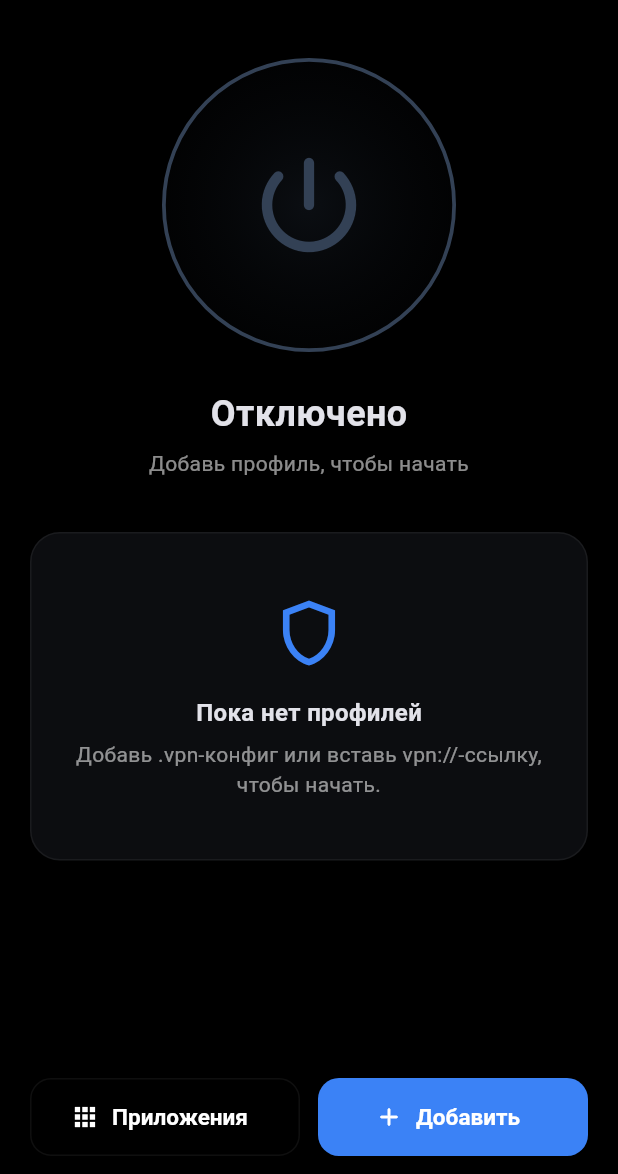
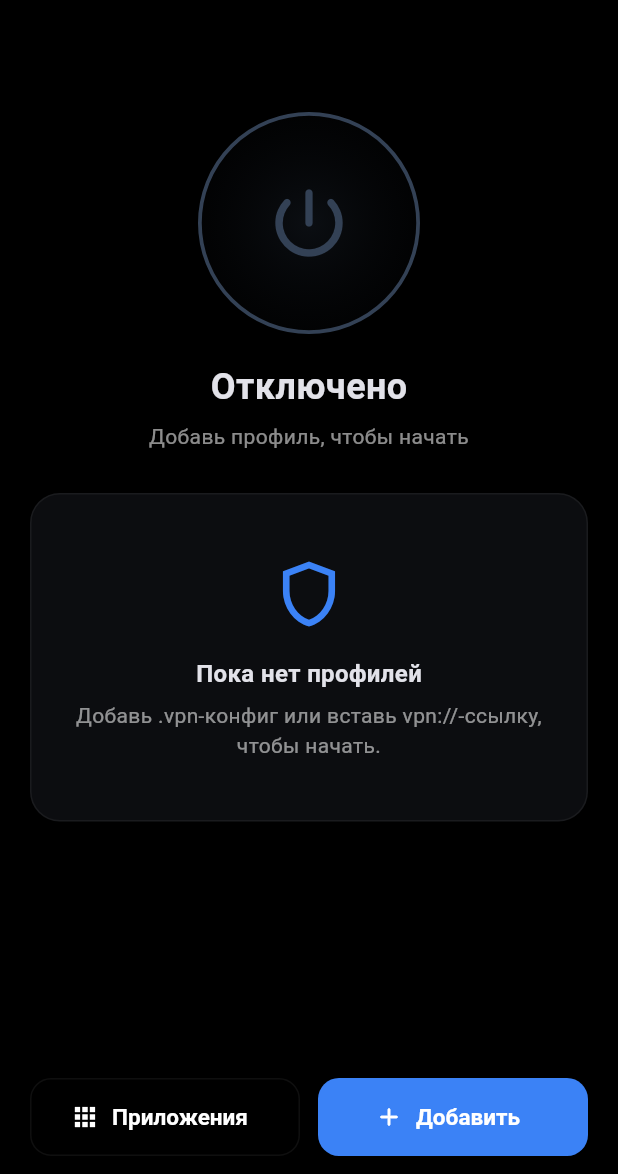
Before and after one commit to alex90132/Osmira, a Flutter app: the screen it shows after launch, on a phone screen of 412 x 824 dp, the part 62-1236 px from its top. Run offline on Flutter 3.47's test engine with Material 3 defaults, Android fonts, the light colour scheme and no system bars; our stand-ins replace flutter_riverpod, flutter_secure_storage, shared_preferences.

Commit message:
UI: contained profile scroll with edge fade, transparent header, v0.1.1
- Home screen: transparent app bar, compact power button, and a self-
  contained scrolling profiles list that dissolves at top and bottom
  (shared EdgeFade widget), instead of the whole page scrolling.
- app-routing screen reuses the same EdgeFade.
- Bump to 0.1.1 (+2005) and derive release versionCode from the pubspec
  build suffix so CI versionCodes are predictable.

```diff
--- a/app/lib/features/settings/presentation/settings_screen.dart
+++ b/app/lib/features/settings/presentation/settings_screen.dart
@@ -5,7 +5,7 @@ import 'settings_controller.dart';
 
 /// Displayed at the bottom of Settings, vk-bridge style. Keep in sync with the
 /// `version:` field in pubspec.yaml.
-const _appVersionLabel = 'Osmira 0.1.0';
+const _appVersionLabel = 'Osmira 0.1.1';
 
 class SettingsScreen extends ConsumerWidget {
   const SettingsScreen({super.key});
--- a/app/lib/features/vpn/presentation/screens/home_screen.dart
+++ b/app/lib/features/vpn/presentation/screens/home_screen.dart
@@ -3,6 +3,7 @@ import 'package:flutter_riverpod/flutter_riverpod.dart';
 
 import '../../../../app/di.dart';
 import '../../../../app/theme.dart';
+import '../../../../core/widgets/edge_fade.dart';
 import '../../../settings/presentation/settings_controller.dart';
 import '../../../settings/presentation/settings_screen.dart';
 import '../../domain/entities/app_routing.dart';
@@ -57,6 +58,9 @@ class HomeScreen extends ConsumerWidget {
     });
 
     return Scaffold(
+      // Transparent header that the profile list scrolls *behind*, so rows melt
+      // away under the title instead of stopping at a hard edge.
+      extendBodyBehindAppBar: true,
       appBar: AppBar(
         title: const Text('Osmira'),
         actions: [
@@ -79,34 +83,40 @@ class HomeScreen extends ConsumerWidget {
       ),
       body: SafeArea(
         bottom: false,
-        child: RefreshIndicator(
-          onRefresh: () async => ref.invalidate(tunnelsProvider),
-          child: ListView(
-            padding: const EdgeInsets.fromLTRB(20, 8, 20, 24),
+        child: Column(
           children: [
-              const SizedBox(height: 16),
-              _StatusPanel(
+            // Leaves room for the transparent AppBar we extend behind.
+            const SizedBox(height: kToolbarHeight + 4),
+            Padding(
+              padding: const EdgeInsets.symmetric(horizontal: 20),
+              child: _StatusPanel(
                 selected: selected,
-                onToggle: () => _toggle(context, ref, activeId != null, selected),
+                onToggle: () =>
+                    _toggle(context, ref, activeId != null, selected),
               ),
-              const SizedBox(height: 36),
-              if (tunnels case AsyncError(:final error) when list.isEmpty)
-                _ErrorState(message: '$error')
-              else if (list.isEmpty)
-                const _EmptyState()
-              else
-                _ProfilesSection(
+            ),
+            const SizedBox(height: 24),
+            // The profiles block owns the only scroll region on the screen.
+            Expanded(
+              child: switch (tunnels) {
+                AsyncError(:final error) when list.isEmpty =>
+                  _CenteredCard(child: _ErrorState(message: '$error')),
+                _ when list.isEmpty => const _CenteredCard(child: _EmptyState()),
+                _ => _ProfilesSection(
                     tunnels: list,
                     selectedId: effectiveId,
                     activeId: activeId,
                     routing: routing,
-                  onSelect: (t) =>
-                      ref.read(selectedTunnelIdProvider.notifier).select(t.id),
+                    onRefresh: () async => ref.invalidate(tunnelsProvider),
+                    onSelect: (t) => ref
+                        .read(selectedTunnelIdProvider.notifier)
+                        .select(t.id),
                     onRename: (t) => _rename(context, ref, t),
                     onDelete: (t) => _delete(ref, t),
                   ),
+              },
+            ),
           ],
-          ),
         ),
       ),
     );
@@ -195,12 +205,17 @@ class _StatusPanel extends ConsumerWidget {
   }
 }
 
+/// The profiles block: a fixed "ПРОФИЛИ" header over its own scrolling list.
+/// The list — and only the list — scrolls, with both edges dissolving into the
+/// background (top under the header, bottom over the action bar), mirroring the
+/// app-routing screen. Nothing else on the home screen moves.
 class _ProfilesSection extends StatelessWidget {
   const _ProfilesSection({
     required this.tunnels,
     required this.selectedId,
     required this.activeId,
     required this.routing,
+    required this.onRefresh,
     required this.onSelect,
     required this.onRename,
     required this.onDelete,
@@ -210,17 +225,19 @@ class _ProfilesSection extends StatelessWidget {
   final String? selectedId;
   final String? activeId;
   final AppRouting routing;
+  final Future<void> Function() onRefresh;
   final ValueChanged<VpnTunnel> onSelect;
   final ValueChanged<VpnTunnel> onRename;
   final ValueChanged<VpnTunnel> onDelete;
 
   @override
   Widget build(BuildContext context) {
+    final bottomInset = MediaQuery.viewPaddingOf(context).bottom;
     return Column(
       crossAxisAlignment: CrossAxisAlignment.start,
       children: [
         Padding(
-          padding: const EdgeInsets.symmetric(horizontal: 4),
+          padding: const EdgeInsets.fromLTRB(24, 0, 24, 12),
           child: Text(
             'ПРОФИЛИ',
             style: TextStyle(
@@ -231,9 +248,23 @@ class _ProfilesSection extends StatelessWidget {
             ),
           ),
         ),
-        const SizedBox(height: 12),
-        for (final t in tunnels)
-          Padding(
+        Expanded(
+          child: EdgeFade(
+            top: 14,
+            bottom: 24,
+            child: RefreshIndicator(
+              onRefresh: onRefresh,
+              child: ListView.builder(
+                // Top padding ≥ the fade band, so the first card sits fully
+                // below it at rest and only dissolves once scrolled up under.
+                padding: EdgeInsets.fromLTRB(20, 18, 20, bottomInset + 16),
+                physics: const AlwaysScrollableScrollPhysics(
+                  parent: BouncingScrollPhysics(),
+                ),
+                itemCount: tunnels.length,
+                itemBuilder: (_, i) {
+                  final t = tunnels[i];
+                  return Padding(
                     padding: const EdgeInsets.only(bottom: 12),
                     child: TunnelCard(
                       tunnel: t,
@@ -244,8 +275,30 @@ class _ProfilesSection extends StatelessWidget {
                       onRename: () => onRename(t),
                       onDelete: () => onDelete(t),
                     ),
+                  );
+                },
+              ),
+            ),
+          ),
         ),
       ],
+    );
+  }
+}
+
+/// Centers an empty/error card in the profiles area (the list would otherwise
+/// have nothing to scroll).
+class _CenteredCard extends StatelessWidget {
+  const _CenteredCard({required this.child});
+
+  final Widget child;
+
+  @override
+  Widget build(BuildContext context) {
+    return SingleChildScrollView(
+      physics: const AlwaysScrollableScrollPhysics(),
+      padding: const EdgeInsets.fromLTRB(20, 4, 20, 24),
+      child: child,
     );
   }
 }
--- a/app/lib/features/vpn/presentation/widgets/connection_panel.dart
+++ b/app/lib/features/vpn/presentation/widgets/connection_panel.dart
@@ -40,10 +40,10 @@ class ConnectionPanel extends StatelessWidget {
     return Column(
       children: [
         _PowerButton(ring: _ring, busy: _busy, onTap: onToggle),
-        const SizedBox(height: 24),
+        const SizedBox(height: 18),
         _StatusText(status: status, selected: selected),
         if (status.state == VpnConnectionState.connected) ...[
-          const SizedBox(height: 24),
+          const SizedBox(height: 18),
           _StatsStrip(status: status),
         ],
       ],
@@ -72,8 +72,8 @@ class _PowerButton extends StatelessWidget {
         onTap: busy ? null : onTap,
         child: AnimatedContainer(
           duration: const Duration(milliseconds: 300),
-          width: 196,
-          height: 196,
+          width: 148,
+          height: 148,
           decoration: BoxDecoration(
             shape: BoxShape.circle,
             gradient: RadialGradient(
@@ -85,22 +85,22 @@ class _PowerButton extends StatelessWidget {
               if (on)
                 BoxShadow(
                   color: ring.withValues(alpha: 0.35),
-                  blurRadius: 40,
-                  spreadRadius: 4,
+                  blurRadius: 32,
+                  spreadRadius: 2,
                 ),
             ],
           ),
           child: Center(
             child: busy
                 ? SizedBox(
-                    width: 64,
-                    height: 64,
+                    width: 48,
+                    height: 48,
                     child: CircularProgressIndicator(
                       strokeWidth: 3,
                       color: ring,
                     ),
                   )
-                : Icon(Icons.power_settings_new_rounded, size: 84, color: ring),
+                : Icon(Icons.power_settings_new_rounded, size: 60, color: ring),
           ),
         ),
       ),
--- a/app/pubspec.yaml
+++ b/app/pubspec.yaml
@@ -16,7 +16,7 @@ publish_to: 'none' # Remove this line if you wish to publish to pub.dev
 # https://developer.apple.com/library/archive/documentation/General/Reference/InfoPlistKeyReference/Articles/CoreFoundationKeys.html
 # In Windows, build-name is used as the major, minor, and patch parts
 # of the product and file versions while build-number is used as the build suffix.
-version: 0.1.0+2
+version: 0.1.1+2005
 
 environment:
   sdk: ^3.12.2
```
Also changed, not shown: app/lib/core/widgets/edge_fade.dart (added, +63 -0 lines), app/lib/features/vpn/presentation/screens/app_routing_screen.dart (+4 -34 lines), 1 other file. Lines whose indentation alone changed are shown as unchanged.
